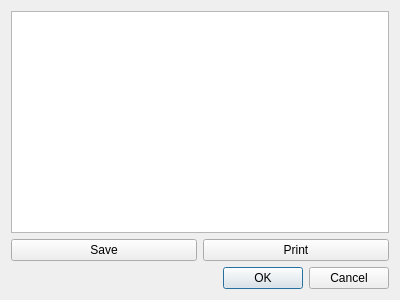
timsterzel/Ultimate-Label, file printshowdialog.ui: the form before one commit.
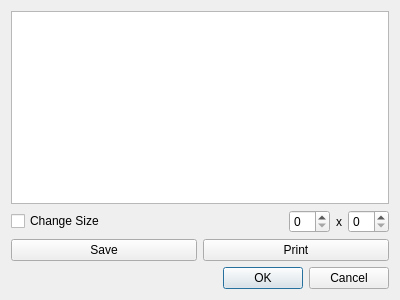
The form after the commit.

Commit message: Add Option to use custom width and height for printing

What changed in the file:
```diff
--- a/printshowdialog.ui
+++ b/printshowdialog.ui
@@ -17,6 +17,43 @@
    <item>
     <widget class="QTextEdit" name="textEditHtml"/>
    </item>
+   <item>
+    <layout class="QHBoxLayout" name="horizontalLayout_2">
+     <item>
+      <widget class="QCheckBox" name="checkBox_defaultSize">
+       <property name="text">
+        <string>Change Size</string>
+       </property>
+      </widget>
+     </item>
+     <item>
+      <spacer name="horizontalSpacer">
+       <property name="orientation">
+        <enum>Qt::Horizontal</enum>
+       </property>
+       <property name="sizeHint" stdset="0">
+        <size>
+         <width>40</width>
+         <height>20</height>
+        </size>
+       </property>
+      </spacer>
+     </item>
+     <item>
+      <widget class="QSpinBox" name="spinBox_customWidth"/>
+     </item>
+     <item>
+      <widget class="QLabel" name="label">
+       <property name="text">
+        <string>x</string>
+       </property>
+      </widget>
+     </item>
+     <item>
+      <widget class="QSpinBox" name="spinBox_customHeight"/>
+     </item>
+    </layout>
+   </item>
    <item>
     <layout class="QHBoxLayout" name="horizontalLayout">
      <item>
```
The commit also changes 5 other files.
